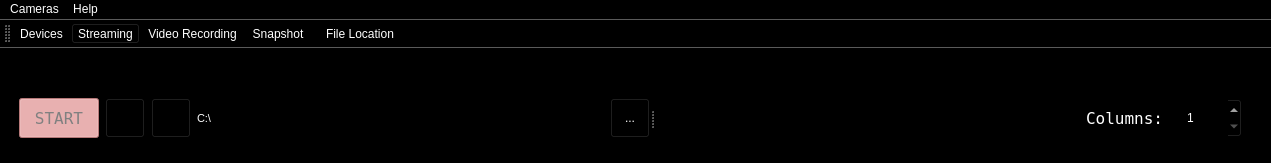
First picture: the form in ui/mainWindow.ui, repository AllenNeuralDynamics/parallax, before the edit.
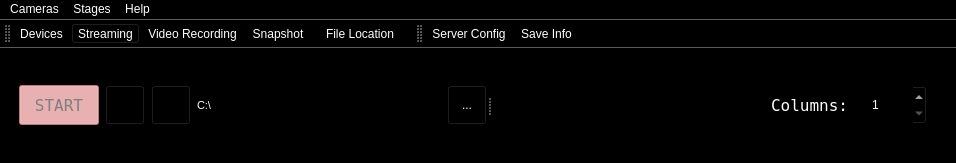
Second picture: the form after the edit. Icons and pictures are not drawn.

Commit message: Remove unsued ui

Patch:
```diff
--- a/ui/mainWindow.ui
+++ b/ui/mainWindow.ui
@@ -6,7 +6,7 @@
    <rect>
     <x>0</x>
     <y>0</y>
-    <width>1271</width>
+    <width>956</width>
     <height>163</height>
    </rect>
   </property>
@@ -55,7 +55,7 @@
        <number>10</number>
       </property>
       <property name="topMargin">
-       <number>35</number>
+       <number>10</number>
       </property>
       <property name="rightMargin">
        <number>20</number>
@@ -333,7 +333,7 @@
     <rect>
      <x>0</x>
      <y>0</y>
-     <width>1271</width>
+     <width>956</width>
      <height>21</height>
     </rect>
    </property>
@@ -358,7 +358,15 @@
     <addaction name="actionAbout"/>
     <addaction name="actionContact_Support"/>
    </widget>
+   <widget class="QMenu" name="menuStages">
+    <property name="title">
+     <string>Stages</string>
+    </property>
+    <addaction name="actionServer"/>
+    <addaction name="actionSave_Info"/>
+   </widget>
    <addaction name="menuCameras"/>
+   <addaction name="menuStages"/>
    <addaction name="menuHelp"/>
   </widget>
   <widget class="QToolBar" name="toolBar">
@@ -383,6 +391,20 @@
    <addaction name="actionSnapshot"/>
    <addaction name="separator"/>
    <addaction name="actionDir"/>
+   <addaction name="separator"/>
+  </widget>
+  <widget class="QToolBar" name="toolBar_stages">
+   <property name="windowTitle">
+    <string>toolBar_2</string>
+   </property>
+   <attribute name="toolBarArea">
+    <enum>TopToolBarArea</enum>
+   </attribute>
+   <attribute name="toolBarBreak">
+    <bool>false</bool>
+   </attribute>
+   <addaction name="actionServer"/>
+   <addaction name="actionSave_Info"/>
   </widget>
   <action name="actionStreaming">
    <property name="checkable">
@@ -455,6 +477,24 @@
     <string>Contact Support</string>
    </property>
   </action>
+  <action name="actionServer">
+   <property name="icon">
+    <iconset resource="resources/resources_from_qt.qrc">
+     <normaloff>:/Icons/mpmServer.png</normaloff>:/Icons/mpmServer.png</iconset>
+   </property>
+   <property name="text">
+    <string>Server Config</string>
+   </property>
+  </action>
+  <action name="actionSave_Info">
+   <property name="icon">
+    <iconset resource="resources/resources_from_qt.qrc">
+     <normaloff>:/Icons/save.png</normaloff>:/Icons/save.png</iconset>
+   </property>
+   <property name="text">
+    <string>Save Info</string>
+   </property>
+  </action>
  </widget>
  <resources>
   <include location="resources/resources_from_qt.qrc"/>
```
Left out of the diff: 4 changed lines with no effect on the pictures. The commit also changes 3 other files.
